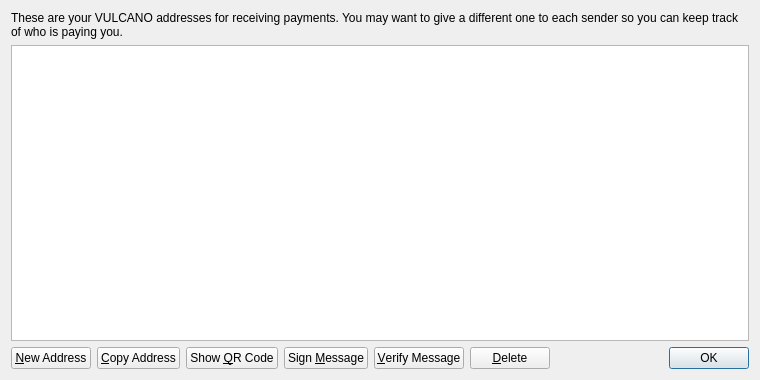
Qt form src/qt/forms/addressbookpage.ui (whitejack19/varius) before a commit.
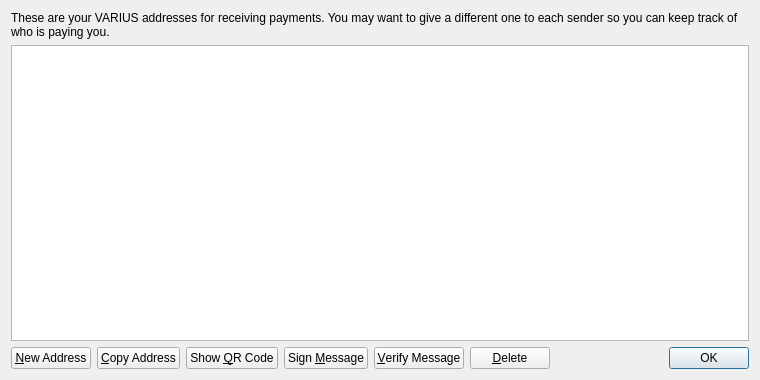
The same form after that commit. Icons and pictures are not drawn.

The edit to the form file:
```diff
--- a/src/qt/forms/addressbookpage.ui
+++ b/src/qt/forms/addressbookpage.ui
@@ -17,7 +17,7 @@
    <item>
     <widget class="QLabel" name="labelExplanation">
      <property name="text">
-      <string>These are your VULCANO addresses for receiving payments. You may want to give a different one to each sender so you can keep track of who is paying you.</string>
+      <string>These are your VARIUS addresses for receiving payments. You may want to give a different one to each sender so you can keep track of who is paying you.</string>
      </property>
      <property name="textFormat">
       <enum>Qt::PlainText</enum>
```
Left out of the diff: 4 changed lines with no effect on the pictures.
